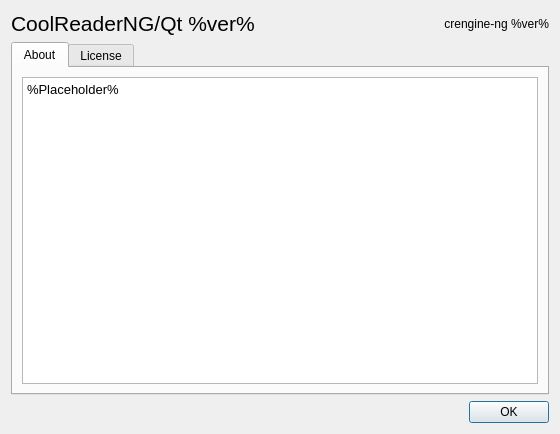
This is src/aboutdlg.ui in CrazyCoder/crqt-ng as Qt 5 draws it before an edit. The edited form follows.
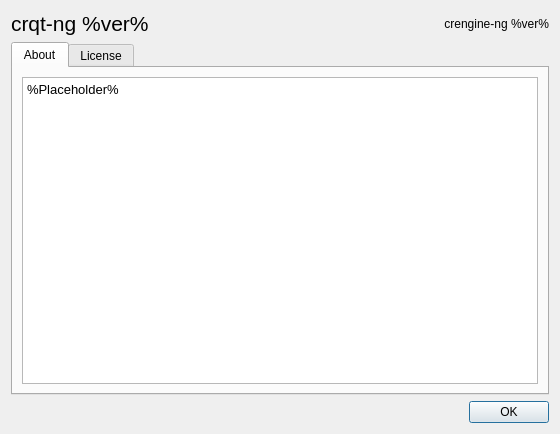
This is the edited form.

Commit message: The use of the name “CoolReaderNG” in the source code is excluded, since “CoolReaderNG” is not the name of this program, but the name of a group of projects.

What changed in the file:
```diff
--- a/src/aboutdlg.ui
+++ b/src/aboutdlg.ui
@@ -32,7 +32,7 @@
           </font>
          </property>
          <property name="text">
-          <string notr="true">CoolReaderNG/Qt %ver%</string>
+          <string notr="true">crqt-ng %ver%</string>
          </property>
         </widget>
        </item>
```
Left out of the diff: 2 changed lines with no effect on the pictures. The commit also changes 10 other files.
